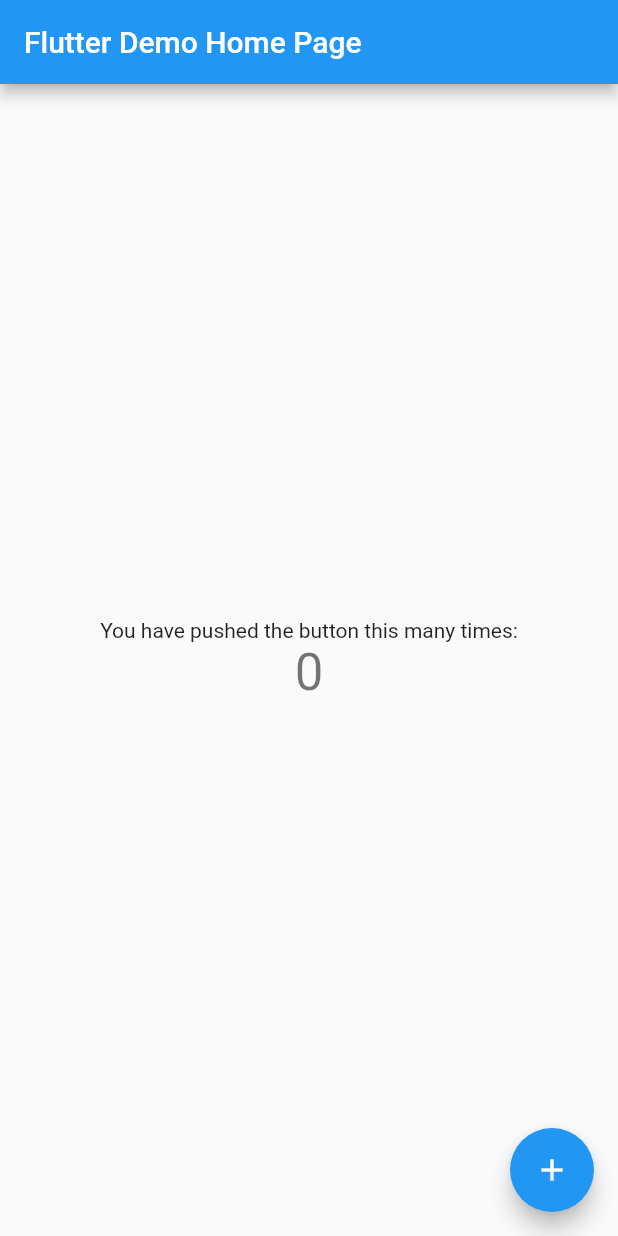
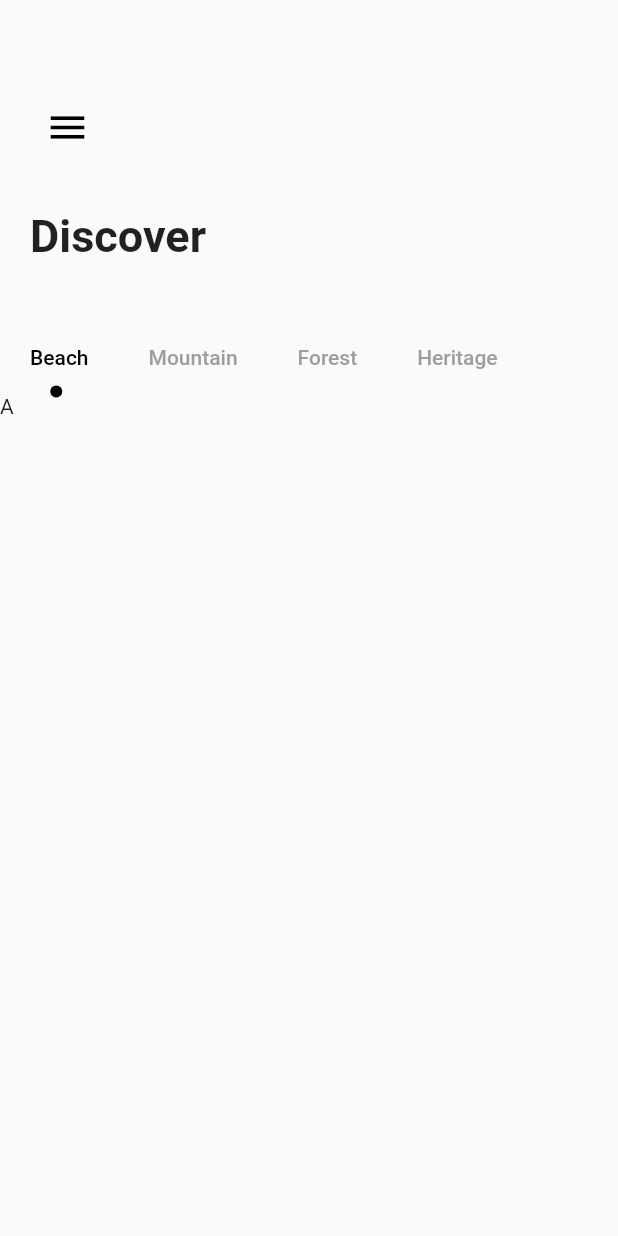
Before and after one commit to MahmudMridul/TravelApp, a Flutter app: the screen it shows after launch, on a phone screen of 412 x 824 dp. Run offline on Flutter 3.47's test engine with Material 2 defaults, Android fonts, the phone set to English and light mode, and no system bars.

Commit message:
HomePage: Upto TabBar done

```diff
--- a/Frontend/travel_app/lib/main.dart
+++ b/Frontend/travel_app/lib/main.dart
@@ -13,103 +13,111 @@ class MyApp extends StatelessWidget {
     return MaterialApp(
       title: 'Flutter Demo',
       theme: ThemeData(
-        // This is the theme of your application.
-        //
-        // Try running your application with "flutter run". You'll see the
-        // application has a blue toolbar. Then, without quitting the app, try
-        // changing the primarySwatch below to Colors.green and then invoke
-        // "hot reload" (press "r" in the console where you ran "flutter run",
-        // or simply save your changes to "hot reload" in a Flutter IDE).
-        // Notice that the counter didn't reset back to zero; the application
-        // is not restarted.
         primarySwatch: Colors.blue,
       ),
-      home: const MyHomePage(title: 'Flutter Demo Home Page'),
+      home: const HomePage(title: 'Flutter Demo Home Page'),
     );
   }
 }
 
-class MyHomePage extends StatefulWidget {
-  const MyHomePage({super.key, required this.title});
-
-  // This widget is the home page of your application. It is stateful, meaning
-  // that it has a State object (defined below) that contains fields that affect
-  // how it looks.
-
-  // This class is the configuration for the state. It holds the values (in this
-  // case the title) provided by the parent (in this case the App widget) and
-  // used by the build method of the State. Fields in a Widget subclass are
-  // always marked "final".
+class HomePage extends StatefulWidget {
+  const HomePage({super.key, required this.title});
 
   final String title;
 
   @override
-  State<MyHomePage> createState() => _MyHomePageState();
+  State<HomePage> createState() => _HomePageState();
 }
 
-class _MyHomePageState extends State<MyHomePage> {
-  int _counter = 0;
-
-  void _incrementCounter() {
-    setState(() {
-      // This call to setState tells the Flutter framework that something has
-      // changed in this State, which causes it to rerun the build method below
-      // so that the display can reflect the updated values. If we changed
-      // _counter without calling setState(), then the build method would not be
-      // called again, and so nothing would appear to happen.
-      _counter++;
-    });
-  }
-
+class _HomePageState extends State<HomePage> with TickerProviderStateMixin {
   @override
   Widget build(BuildContext context) {
-    // This method is rerun every time setState is called, for instance as done
-    // by the _incrementCounter method above.
-    //
-    // The Flutter framework has been optimized to make rerunning build methods
-    // fast, so that you can just rebuild anything that needs updating rather
-    // than having to individually change instances of widgets.
+    TabController _tabController = TabController(length: 4, vsync: this);
     return Scaffold(
-      appBar: AppBar(
-        // Here we take the value from the MyHomePage object that was created by
-        // the App.build method, and use it to set our appbar title.
-        title: Text(widget.title),
+      body: Column(
+        crossAxisAlignment: CrossAxisAlignment.start,
+        children: [
+          Container(
+            padding: const EdgeInsets.only(top: 70, left: 30),
+            child: Row(
+              children: [Icon(Icons.menu, size: 30, color: Colors.black)],
+            ),
+          ),
+          SizedBox(
+            height: 40,
+          ),
+          Container(
+            margin: const EdgeInsets.only(left: 20),
+            child: const Text(
+              'Discover',
+              textAlign: TextAlign.left,
+              style: const TextStyle(fontWeight: FontWeight.bold, fontSize: 30),
+            ),
+          ),
+          SizedBox(
+            height: 40,
+          ),
+          Container(
+            child: Align(
+              alignment: Alignment.centerLeft,
+              child: TabBar(
+                labelPadding: const EdgeInsets.only(left: 20, right: 20),
+                indicatorSize: TabBarIndicatorSize.label,
+                controller: _tabController,
+                labelColor: Colors.black,
+                unselectedLabelColor: Colors.grey,
+                isScrollable: true,
+                indicator: CircleTabIndicator(color: Colors.black, radius: 4),
+                tabs: [
+                  Tab(text: "Beach"),
+                  Tab(text: "Mountain"),
+                  Tab(
+                    text: "Forest",
+                  ),
+                  Tab(
+                    text: "Heritage",
+                  )
+                ],
+              ),
+            ),
+          ),
+          Container(
+            height: 300,
+            width: double.maxFinite,
+            child: TabBarView(controller: _tabController, children: [
+              Text("A"),
+              Text("B"),
+              Text("C"),
+            ]),
+          ),
+        ],
       ),
-      body: Center(
-        // Center is a layout widget. It takes a single child and positions it
-        // in the middle of the parent.
-        child: Column(
-          // Column is also a layout widget. It takes a list of children and
-          // arranges them vertically. By default, it sizes itself to fit its
-          // children horizontally, and tries to be as tall as its parent.
-          //
-          // Invoke "debug painting" (press "p" in the console, choose the
-          // "Toggle Debug Paint" action from the Flutter Inspector in Android
-          // Studio, or the "Toggle Debug Paint" command in Visual Studio Code)
-          // to see the wireframe for each widget.
-          //
-          // Column has various properties to control how it sizes itself and
-          // how it positions its children. Here we use mainAxisAlignment to
-          // center the children vertically; the main axis here is the vertical
-          // axis because Columns are vertical (the cross axis would be
-          // horizontal).
-          mainAxisAlignment: MainAxisAlignment.center,
-          children: <Widget>[
-            const Text(
-              'You have pushed the button this many times:',
-            ),
-            Text(
-              '$_counter',
-              style: Theme.of(context).textTheme.headline4,
-            ),
-          ],
-        ),
-      ),
-      floatingActionButton: FloatingActionButton(
-        onPressed: _incrementCounter,
-        tooltip: 'Increment',
-        child: const Icon(Icons.add),
-      ), // This trailing comma makes auto-formatting nicer for build methods.
     );
   }
 }
+
+class CircleTabIndicator extends Decoration {
+  final Color color;
+  double radius;
+  CircleTabIndicator({required this.color, required this.radius});
+  @override
+  BoxPainter createBoxPainter([VoidCallback? onChanged]) {
+    return _CirclePainter(color: color, radius: radius);
+  }
+}
+
+class _CirclePainter extends BoxPainter {
+  final Color color;
+  double radius;
+  _CirclePainter({required this.color, required this.radius});
+  @override
+  void paint(Canvas canvas, Offset offset, ImageConfiguration configuration) {
+    Paint _paint = Paint();
+    _paint.color = color;
+    _paint.isAntiAlias = true;
+    final Offset circleOffset = Offset(
+        configuration.size!.width / 2 - radius / 2,
+        configuration.size!.height - radius / 2);
+    canvas.drawCircle(offset + circleOffset, radius, _paint);
+  }
+}
```
Also changed, not shown: API/TravelAppApi/obj/TravelAppApi.csproj.nuget.dgspec.json (+7 -17 lines), API/TravelAppApi/obj/project.assets.json (+6 -19 lines), 5 other files.
